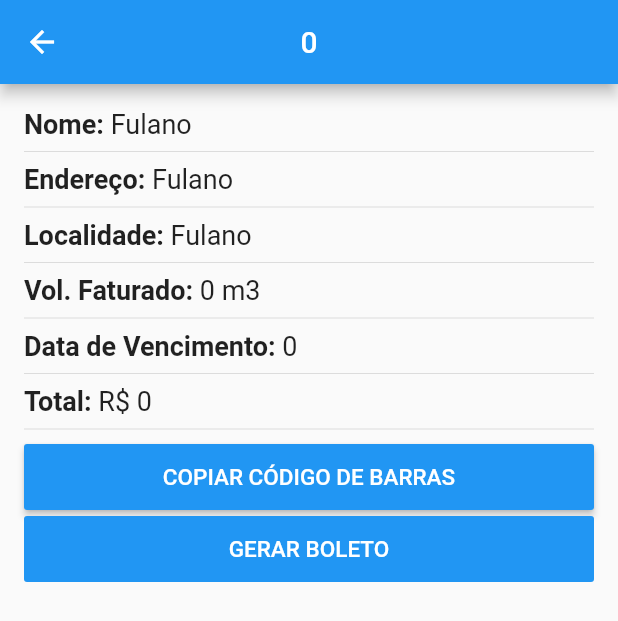
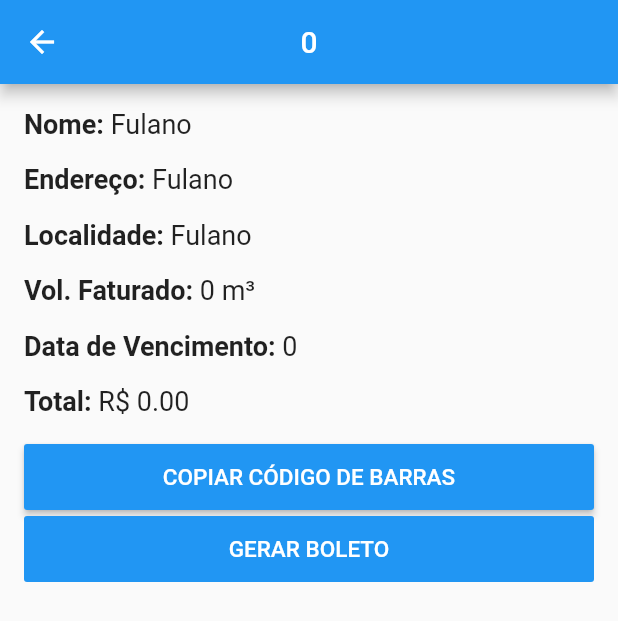
Before and after one commit to mateusdalmeida/caesa, a Flutter app: the Fatura screen opened directly with empty values, after a tap on "COPIAR CÓDIGO DE BARRAS", on a phone screen of 412 x 824 dp. Shown: the top 621 px of the screen. Run offline on Flutter 3.47's test engine with Material 2 defaults, Android fonts, the phone set to English and light mode, and no system bars; our stand-ins replace flutter_masked_text; missing offline and left inert: cpf_cnpj_validator.

```diff
--- a/lib/functions/dialogs.dart
+++ b/lib/functions/dialogs.dart
@@ -12,7 +12,7 @@ loadingDialog(context) {
               Padding(
                 padding: EdgeInsets.only(left: 10.0),
                 child: Text(
-                  "Entrando",
+                  "  Carregando",
                   style: TextStyle(fontSize: 20),
                 ),
               )
--- a/lib/services/barcode.dart
+++ b/lib/services/barcode.dart
@@ -1,21 +1,27 @@
-//import 'package:flutter/material.dart';
 import 'package:flutter/services.dart';
 
-  geraCodigo(tipoRetorno, valorPagar1, matricula1, mesReferencia1, origem1){
-    var banco = '826';
+geraCodigo(tipoRetorno, valorPagar1, matricula1, mesReferencia1, origem1) {
+  String banco = '826';
   var dvGeral;
-    var valorPagar = valorPagar1.toStringAsFixed(2).replaceAll('.', '').padLeft(11, '0');
-    var empresa = '00070';
-    var matricula = matricula1.toString().padLeft(6, '0');
-    var mesReferencia = mesReferencia1.toString();
-    var origem = origem1.toString();
-    var campoLivre = '0000000001';
+  String valorPagar =
+      valorPagar1.toStringAsFixed(2).replaceAll('.', '').padLeft(11, '0');
+  String empresa = '00070';
+  String matricula = matricula1.toString().padLeft(6, '0');
+  String mesReferencia = mesReferencia1.toString();
+  String origem = origem1.toString();
+  String campoLivre = '0000000001';
   var dv1;
   var dv2;
   var dv3;
   var dv4;
 
-    var calculoDvGeral = banco + valorPagar + empresa + matricula + mesReferencia + origem + campoLivre;
+  var calculoDvGeral = banco +
+      valorPagar +
+      empresa +
+      matricula +
+      mesReferencia +
+      origem +
+      campoLivre;
   dvGeral = _calculaDigitoMod10(calculoDvGeral);
 
   var parte1 = calculoDvGeral.substring(0, 3);
@@ -31,40 +37,35 @@ import 'package:flutter/services.dart';
   var sub4 = codigoSemDv.substring(33, 44);
   dv4 = _calculaDigitoMod10(sub4);
 
-    if (tipoRetorno == 'copia'){
-      var codigoCompletoCopia = "$sub1$dv1$sub2$dv2$sub3$dv3$sub4$dv4";
+  if (tipoRetorno == 'copia') {
+    String codigoCompletoCopia = "$sub1$dv1$sub2$dv2$sub3$dv3$sub4$dv4";
     Clipboard.setData(ClipboardData(text: codigoCompletoCopia));
-      //SnackBar(content: Text("Codigo Copiado com Sucesso"));
     //print(codigoCompletoCopia);
     //return codigoCompletoCopia;
-    }else if (tipoRetorno == 'boleto'){
+  } else if (tipoRetorno == 'boleto') {
     return "$sub1-$dv1 $sub2-$dv2 $sub3-$dv3 $sub4-$dv4";
-    }else if (tipoRetorno == 'barcode'){
+  } else if (tipoRetorno == 'barcode') {
     return "$sub1$sub2$sub3$sub4";
   }
 }
 
-  _calculaDigitoMod10(String dado){
+_calculaDigitoMod10(String dado) {
   var i;
   var mult = 2;
   var soma = 0;
   var s = "";
 
-    for (i=dado.length-1; i>=0; i--)
-      {
+  for (i = dado.length - 1; i >= 0; i--) {
     s = (mult * int.parse(dado[i])).toString() + s;
-      if (--mult<1)
-        {
+    if (--mult < 1) {
       mult = 2;
     }
   }
-    for (i=0; i<s.length; i++)
-      {
+  for (i = 0; i < s.length; i++) {
     soma = soma + int.parse(s[i]);
   }
   soma = soma % 10;
-    if (soma != 0)
-      {
+  if (soma != 0) {
     soma = 10 - soma;
   }
   return soma.toString();
--- a/lib/ui/fatura.dart
+++ b/lib/ui/fatura.dart
@@ -1,3 +1,9 @@
+//ToDo
+//intl
+//receber dados sobre cliente
+//sncakbar codigo copiado
+//se pago não exibir os botoes
+
 import 'package:flutter/material.dart';
 import 'package:caesa/models/debito.dart';
 import 'package:caesa/services/barcode.dart';
@@ -40,7 +46,7 @@ class _FaturaState extends State<Fatura> {
               ),
             ],
           ),
-          Divider(),
+          Divider(color: Colors.transparent,),
           Row(
             children: <Widget>[
               Text(
@@ -53,7 +59,7 @@ class _FaturaState extends State<Fatura> {
               ),
             ],
           ),
-          Divider(),
+          Divider(color: Colors.transparent,),
           Row(
             children: <Widget>[
               Text(
@@ -66,7 +72,7 @@ class _FaturaState extends State<Fatura> {
               ),
             ],
           ),
-          Divider(),
+          Divider(color: Colors.transparent,),
           Row(
             children: <Widget>[
               Text(
@@ -74,12 +80,12 @@ class _FaturaState extends State<Fatura> {
                 style: TextStyle(fontWeight: FontWeight.bold, fontSize: 18),
               ),
               Text(
-                "${debitos.volume} m3",
+                "${debitos.volume} m³",
                 style: TextStyle(fontSize: 18),
               ),
             ],
           ),
-          Divider(),
+          Divider(color: Colors.transparent,),
           Row(
             children: <Widget>[
               Text(
@@ -92,7 +98,7 @@ class _FaturaState extends State<Fatura> {
               ),
             ],
           ),
-          Divider(),
+          Divider(color: Colors.transparent,),
           Row(
             children: <Widget>[
               Text(
@@ -100,12 +106,12 @@ class _FaturaState extends State<Fatura> {
                 style: TextStyle(fontWeight: FontWeight.bold, fontSize: 18),
               ),
               Text(
-                "R\$ ${debitos.valorTotal}",
+                "R\$ ${debitos.valorTotal.toStringAsFixed(2)}",
                 style: TextStyle(fontSize: 18),
               ),
             ],
           ),
-          Divider(),
+          Divider(color: Colors.transparent,),
           MaterialButton(
             color: Colors.blue,
             padding: EdgeInsets.all(13),
```
Also changed, not shown: lib/ui/debitos.dart (+20 -16 lines), lib/ui/matriculas.dart (+11 -12 lines). Lines whose indentation alone changed are shown as unchanged.
